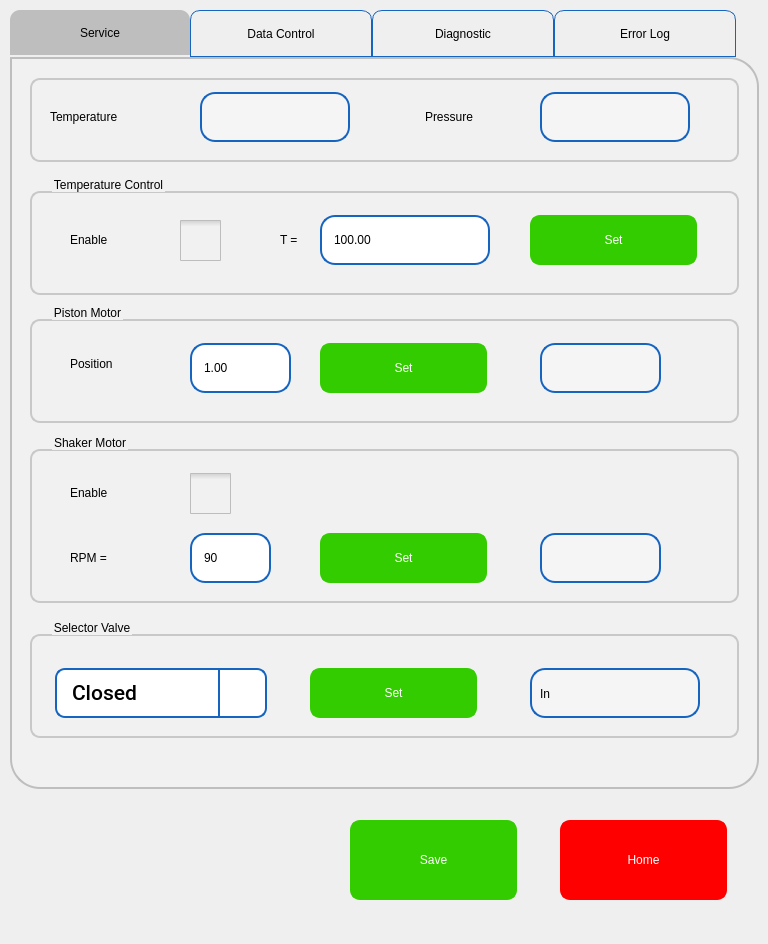
The window that pApp-22-June-2021/sservice.ui (ChandraMVE/PSSC_QT_Development) describes before a commit, drawn with Qt 5.
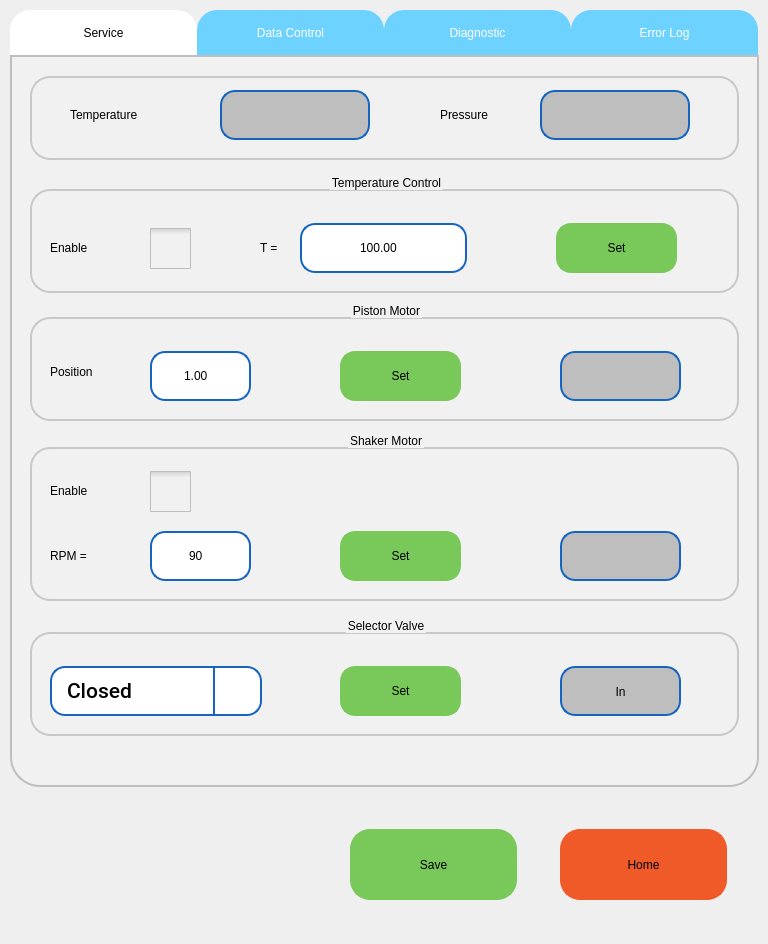
The same window after the commit. The open tabs and pages were chosen to show the change. Icons and pictures are not drawn. Custom widgets are drawn as their Qt base class.

Commit message: QT Version 1.05.130 has below changes 1. UI color is changed

```diff
--- a/pApp-22-June-2021/sservice.ui
+++ b/pApp-22-June-2021/sservice.ui
@@ -17,9 +17,9 @@
    <property name="geometry">
     <rect>
      <x>560</x>
-     <y>820</y>
+     <y>829</y>
      <width>167</width>
-     <height>80</height>
+     <height>71</height>
     </rect>
    </property>
    <property name="focusPolicy">
@@ -27,22 +27,22 @@
    </property>
    <property name="styleSheet">
     <string notr="true">QPushButton{
-background-color: red;
+background-color: rgb(240,90,40);
 border-width: 2px;
-border-color: red;
+border-color: rgb(240,90,40);
 border-style: solid;
-border-radius: 10;
-color: rgb(255, 255, 255);
-font: 75 16pt &quot;Roboto Medium&quot;;
+border-radius: 20;
+color: rgb(0, 0, 0);
+font: 75 18pt &quot;Roboto Medium&quot;;
 }
 QPushButton:disabled { 
-background-color: rgb(255, 174, 171);
+background-color: rgb(190, 190, 190);
 border-width: 2px;
-border-color: rgb(127, 143, 127);
+border-color: rgb(190, 190, 190);
 border-style: solid;
-border-radius: 10;
+border-radius: 20;
 color: rgb(0, 0, 0);
-font: 75 16pt &quot;Roboto Medium&quot;;
+font: 75 18pt &quot;Roboto Medium&quot;;
 }
 QPushButton:pressed {
 background-color: rgb(194, 54, 11);
@@ -58,18 +58,18 @@
 border-width: 2px;
 border-color: rgb(24, 163, 3);
 border-style: solid;
-border-radius: 10;
+border-radius: 20;
 color: rgb(0, 0, 0);
-font: 75 16pt &quot;Roboto Medium&quot;;
+font: 75 18pt &quot;Roboto Medium&quot;;
 }
 QPushButton:default {
 background-color: rgb(241, 241, 241);
 border-width: 2px;
 border-color: rgb(21, 100, 192);
 border-style: solid;
-border-radius: 10;
+border-radius: 20;
 color: rgb(0, 0, 0);
-font: 75 16pt &quot;Roboto Medium&quot;;
+font: 75 18pt &quot;Roboto Medium&quot;;
 }</string>
    </property>
    <property name="text">
@@ -80,9 +80,9 @@
    <property name="geometry">
     <rect>
      <x>350</x>
-     <y>820</y>
+     <y>829</y>
      <width>167</width>
-     <height>80</height>
+     <height>71</height>
     </rect>
    </property>
    <property name="focusPolicy">
@@ -90,22 +90,22 @@
    </property>
    <property name="styleSheet">
     <string notr="true">QPushButton{
-background-color: rgb(51, 204, 0);
+background-color: rgb(120, 200, 90);
 border-width: 2px;
-border-color: rgb(51, 204, 0);
+border-color: rgb(120, 200, 90);
 border-style: solid;
-border-radius: 10;
-color: rgb(255, 255, 255);
-font: 75 16pt &quot;Roboto Medium&quot;;
+border-radius: 20;
+color: rgb(0, 0, 0);
+font: 75 18pt &quot;Roboto Medium&quot;;
 }
 QPushButton:disabled { 
-background-color: rgb(204, 244, 198);
+background-color: rgb(190, 190, 190);
 border-width: 2px;
-border-color: rgb(127, 143, 127);
+border-color: rgb(190, 190, 190);
 border-style: solid;
-border-radius: 10;
+border-radius: 20;
 color: rgb(0, 0, 0);
-font: 75 16pt &quot;Roboto Medium&quot;;
+font: 75 18pt &quot;Roboto Medium&quot;;
 }
 QPushButton:pressed {
 background-color: rgb(24, 163, 3);
@@ -121,18 +121,18 @@
 border-width: 2px;
 border-color: rgb(24, 163, 3);
 border-style: solid;
-border-radius: 10;
+border-radius: 20;
 color: rgb(0, 0, 0);
-font: 75 16pt &quot;Roboto Medium&quot;;
+font: 75 18pt &quot;Roboto Medium&quot;;
 }
 QPushButton:default {
 background-color: rgb(241, 241, 241);
 border-width: 2px;
-border-color: rgb(21, 100, 192);
+border-color: rgb(241, 241, 241);
 border-style: solid;
-border-radius: 10;
+border-radius: 20;
 color: rgb(0, 0, 0);
-font: 75 16pt &quot;Roboto Medium&quot;;
+font: 75 18pt &quot;Roboto Medium&quot;;
 }
 </string>
    </property>
@@ -177,28 +177,29 @@
 
     border: 1px solid #C4C4C3;
     border-bottom-color: #C2C7CB; /* same as the pane color */
-    border-top-left-radius: 10px;
-    border-top-right-radius: 10px;
+    border-top-left-radius: 20px;
+    border-top-right-radius: 20px;
 
     padding: 2px;
     height:41px;
-   width: 176px; /*180*/
+   width: 183px; /*180*/
 
-border-width: 1px;
+border-width: 0px;
 border-color: rgb(21, 100, 192);
 border-style: solid;
 
 font: 75 16pt &quot;Roboto Medium&quot;;
-	color: rgb(0, 0, 0);
-	
-
+/*	color: rgb(0, 0, 0);*/
+	color: rgb(255, 255, 255);
+	background-color: rgb(110, 210, 255);
 }
 
 QTabBar::tab:selected {
-	background-color: rgb(190, 190, 190);
-    border-color: #9B9B9B;
+	background-color: rgb(255, 255, 255);
+    border-color: rgb(255, 255, 255);
     border-bottom-color: #C2C7CB; /* same as pane color */
- border: 0px
+ border: 0px;
+color: rgb(0, 0, 0);
 }
 </string>
    </property>
@@ -224,7 +225,7 @@
     border-bottom-color: #C2C7CB; /* same as the pane color */
     border-bottom-left-radius: 30px;
 border-bottom-right-radius: 30px;
-    border-top-right-radius: 30px;
+    border-top-right-radius: 0px;
 color: rgb(0, 0, 0);
 font: 75 16pt &quot;Roboto Medium&quot;;
 border-color:  rgb(190, 190, 190);
@@ -251,7 +252,7 @@
       <property name="styleSheet">
        <string notr="true">QGroupBox {
     border: 2px solid  rgb(200, 200, 200);
-    border-radius: 10px;
+    border-radius: 20px;
     margin-top: 16px; /* leave space at the top for the title */
     padding : 0px;
 
@@ -259,8 +260,8 @@
 
 QGroupBox::title {
     subcontrol-origin: padding;
-    subcontrol-position: top left ; /* position at the top center */
-    left : 20px;
+    subcontrol-position: top centre ; /* position at the top center */
+    left : 0px;
     top : -15px;
 }</string>
       </property>
@@ -270,8 +271,8 @@
       <widget class="QLabel" name="label_16">
        <property name="geometry">
         <rect>
-         <x>40</x>
-         <y>40</y>
+         <x>20</x>
+         <y>50</y>
          <width>96</width>
          <height>50</height>
         </rect>
@@ -286,9 +287,9 @@
       <widget class="sQLEExtend" name="leTemperature">
        <property name="geometry">
         <rect>
-         <x>290</x>
-         <y>40</y>
-         <width>170</width>
+         <x>270</x>
+         <y>50</y>
+         <width>167</width>
          <height>50</height>
         </rect>
        </property>
@@ -308,7 +309,7 @@
 }
 
 QLineEdit:read-only {
-	background-color: rgb(245,245,245);
+	background-color: rgb(190, 190, 190);
 }
 QLineEdit[error=true] {
 border-color: red;
@@ -325,12 +326,15 @@
        <property name="maxLength">
         <number>15</number>
        </property>
+       <property name="alignment">
+        <set>Qt::AlignCenter</set>
+       </property>
       </widget>
       <widget class="QCheckBox" name="cbTEnable">
        <property name="geometry">
         <rect>
-         <x>150</x>
-         <y>40</y>
+         <x>120</x>
+         <y>50</y>
          <width>41</width>
          <height>50</height>
         </rect>
@@ -390,9 +394,9 @@
       <widget class="QPushButton" name="pbTSet">
        <property name="geometry">
         <rect>
-         <x>500</x>
-         <y>40</y>
-         <width>167</width>
+         <x>526</x>
+         <y>50</y>
+         <width>121</width>
          <height>50</height>
         </rect>
        </property>
@@ -401,22 +405,22 @@
        </property>
        <property name="styleSheet">
         <string notr="true">QPushButton{
-background-color: rgb(51, 204, 0);
+background-color: rgb(120, 200, 90);
 border-width: 2px;
-border-color: rgb(51, 204, 0);
+border-color: rgb(120, 200, 90);
 border-style: solid;
-border-radius: 10;
-color: rgb(255, 255, 255);
-font: 75 16pt &quot;Roboto Medium&quot;;
+border-radius: 15;
+color: rgb(0, 0, 0);
+font: 75 18pt &quot;Roboto Medium&quot;;
 }
 QPushButton:disabled { 
-background-color: rgb(204, 244, 198);
+background-color: rgb(190, 190, 190);
 border-width: 2px;
-border-color: rgb(127, 143, 127);
+border-color: rgb(190, 190, 190);
 border-style: solid;
-border-radius: 10;
+border-radius: 15;
 color: rgb(0, 0, 0);
-font: 75 16pt &quot;Roboto Medium&quot;;
+font: 75 18pt &quot;Roboto Medium&quot;;
 }
 QPushButton:pressed {
 background-color: rgb(24, 163, 3);
@@ -432,18 +436,18 @@
 border-width: 2px;
 border-color: rgb(24, 163, 3);
 border-style: solid;
-border-radius: 10;
+border-radius: 15;
 color: rgb(0, 0, 0);
-font: 75 16pt &quot;Roboto Medium&quot;;
+font: 75 18pt &quot;Roboto Medium&quot;;
 }
 QPushButton:default {
 background-color: rgb(241, 241, 241);
 border-width: 2px;
-border-color: rgb(21, 100, 192);
+border-color: rgb(241, 241, 241);
 border-style: solid;
-border-radius: 10;
+border-radius: 15;
 color: rgb(0, 0, 0);
-font: 75 16pt &quot;Roboto Medium&quot;;
+font: 75 18pt &quot;Roboto Medium&quot;;
 }
 </string>
        </property>
@@ -454,8 +458,8 @@
       <widget class="QLabel" name="label_6">
        <property name="geometry">
         <rect>
-         <x>250</x>
-         <y>40</y>
+         <x>230</x>
+         <y>50</y>
          <width>36</width>
          <height>50</height>
         </rect>
@@ -480,7 +484,7 @@
       <property name="styleSheet">
        <string notr="true">QGroupBox {
     border: 2px solid  rgb(200, 200, 200);
-    border-radius: 10px;
+    border-radius: 20px;
     margin-top: 16px; /* leave space at the top for the title */
     padding : 0px;
 
@@ -488,8 +492,8 @@
 
 QGroupBox::title {
     subcontrol-origin: padding;
-    subcontrol-position: top left ; /* position at the top center */
-    left : 20px;
+    subcontrol-position: top centre ;  /* position at the top center */
+    left : 0px;
     top : -15px;
 }</string>
       </property>
@@ -499,9 +503,9 @@
       <widget class="sQLEExtend" name="leRPM">
        <property name="geometry">
         <rect>
-         <x>160</x>
+         <x>120</x>
          <y>100</y>
-         <width>81</width>
+         <width>101</width>
          <height>50</height>
         </rect>
        </property>
@@ -538,13 +542,16 @@
        <property name="maxLength">
         <number>15</number>
        </property>
+       <property name="alignment">
+        <set>Qt::AlignCenter</set>
+       </property>
       </widget>
       <widget class="QPushButton" name="pbRPMSet">
        <property name="geometry">
         <rect>
-         <x>290</x>
+         <x>310</x>
          <y>100</y>
-         <width>167</width>
+         <width>121</width>
          <height>50</height>
         </rect>
        </property>
@@ -553,22 +560,22 @@
        </property>
        <property name="styleSheet">
         <string notr="true">QPushButton{
-background-color: rgb(51, 204, 0);
+background-color: rgb(120, 200, 90);
 border-width: 2px;
-border-color: rgb(51, 204, 0);
+border-color: rgb(120, 200, 90);
 border-style: solid;
-border-radius: 10;
-color: rgb(255, 255, 255);
-font: 75 16pt &quot;Roboto Medium&quot;;
+border-radius: 15;
+color: rgb(0, 0, 0);
+font: 75 18pt &quot;Roboto Medium&quot;;
 }
 QPushButton:disabled { 
-background-color: rgb(204, 244, 198);
+background-color: rgb(190, 190, 190);
 border-width: 2px;
-border-color: rgb(127, 143, 127);
+border-color: rgb(190, 190, 190);
 border-style: solid;
-border-radius: 10;
+border-radius: 15;
 color: rgb(0, 0, 0);
-font: 75 16pt &quot;Roboto Medium&quot;;
+font: 75 18pt &quot;Roboto Medium&quot;;
 }
 QPushButton:pressed {
 background-color: rgb(24, 163, 3);
@@ -584,18 +591,18 @@
 border-width: 2px;
 border-color: rgb(24, 163, 3);
 border-style: solid;
-border-radius: 10;
+border-radius: 15;
 color: rgb(0, 0, 0);
-font: 75 16pt &quot;Roboto Medium&quot;;
+font: 75 18pt &quot;Roboto Medium&quot;;
 }
 QPushButton:default {
 background-color: rgb(241, 241, 241);
 border-width: 2px;
-border-color: rgb(21, 100, 192);
+border-color: rgb(241, 241, 241);
 border-style: solid;
-border-radius: 10;
+border-radius: 15;
 color: rgb(0, 0, 0);
-font: 75 16pt &quot;Roboto Medium&quot;;
+font: 75 18pt &quot;Roboto Medium&quot;;
 }
 </string>
        </property>
@@ -606,7 +613,7 @@
       <widget class="QLabel" name="label_7">
        <property name="geometry">
         <rect>
-         <x>40</x>
+         <x>20</x>
          <y>100</y>
          <width>71</width>
          <height>50</height>
@@ -622,7 +629,7 @@
       <widget class="QLabel" name="lblRPM">
        <property name="geometry">
         <rect>
-         <x>510</x>
+         <x>530</x>
          <y>100</y>
          <width>121</width>
          <height>50</height>
@@ -631,7 +638,7 @@
        <property name="styleSheet">
         <string notr="true">
    padding: 2px 5px 1px 10px;
-   background-color: rgb(245,245,245);
+   background-color: rgb(190, 190, 190);
    border-width: 2px;
    border-color: rgb(21, 100, 192);
    border-style: solid;
@@ -644,11 +651,14 @@
        <property name="text">
         <string/>
        </property>
+       <property name="alignment">
+        <set>Qt::AlignCenter</set>
+       </property>
       </widget>
       <widget class="QLabel" name="label_17">
        <property name="geometry">
         <rect>
-         <x>40</x>
+         <x>20</x>
          <y>35</y>
          <width>96</width>
          <height>50</height>
@@ -664,7 +674,7 @@
       <widget class="QCheckBox" name="cbSMEnable">
        <property name="geometry">
         <rect>
-         <x>160</x>
+         <x>120</x>
          <y>35</y>
          <width>41</width>
          <height>50</height>
@@ -735,7 +745,7 @@
       <property name="styleSheet">
        <string notr="true">QGroupBox {
     border: 2px solid  rgb(200, 200, 200);
-    border-radius: 10px;
+    border-radius: 20px;
     margin-top: 16px; /* leave space at the top for the title */
     padding : 0px;
 
@@ -743,8 +753,8 @@
 
 QGroupBox::title {
     subcontrol-origin: padding;
-    subcontrol-position: top left ; /* position at the top center */
-    left : 20px;
+    subcontrol-position: top centre ; /* position at the top center */
+    left : 0px;
     top : -15px;
 }</string>
       </property>
@@ -754,7 +764,7 @@
       <widget class="QComboBox" name="cbSelectorValve">
        <property name="geometry">
         <rect>
-         <x>25</x>
+         <x>20</x>
          <y>50</y>
          <width>212</width>
          <height>50</height>
@@ -775,7 +785,7 @@
        <property name="styleSheet">
         <string notr="true">QComboBox {
    border: 2px solid  rgb(21, 100, 192);
-   border-radius: 10px;
+   border-radius: 15px;
    padding: 1px 18px 1px 3px;
    background-color: rgb(255, 255, 255);
    color: rgb(0, 0, 0);
@@ -891,15 +901,15 @@
       <widget class="QLabel" name="lblSelectorValve">
        <property name="geometry">
         <rect>
-         <x>500</x>
+         <x>530</x>
          <y>50</y>
-         <width>170</width>
+         <width>121</width>
          <height>50</height>
         </rect>
        </property>
        <property name="styleSheet">
         <string notr="true">   padding: 2px 5px 1px 5px;
-   background-color: rgb(245,245,245);
+   background-color: rgb(190, 190, 190);
    border-width: 2px;
    border-color: rgb(21, 100, 192);
    border-style: solid;
@@ -912,13 +922,16 @@
        <property name="text">
         <string>In</string>
        </property>
+       <property name="alignment">
+        <set>Qt::AlignCenter</set>
+       </property>
       </widget>
       <widget class="QPushButton" name="pbSVSet">
        <property name="geometry">
         <rect>
-         <x>280</x>
+         <x>310</x>
          <y>50</y>
-         <width>167</width>
+         <width>121</width>
          <height>50</height>
         </rect>
        </property>
@@ -927,22 +940,22 @@
        </property>
        <property name="styleSheet">
         <string notr="true">QPushButton{
-background-color: rgb(51, 204, 0);
+background-color: rgb(120, 200, 90);
 border-width: 2px;
-border-color: rgb(51, 204, 0);
+border-color: rgb(120, 200, 90);
 border-style: solid;
-border-radius: 10;
-color: rgb(255, 255, 255);
-font: 75 16pt &quot;Roboto Medium&quot;;
+border-radius: 15;
+color: rgb(0, 0, 0);
+font: 75 18pt &quot;Roboto Medium&quot;;
 }
 QPushButton:disabled { 
-background-color: rgb(204, 244, 198);
+background-color: rgb(190, 190, 190);
 border-width: 2px;
-border-color: rgb(127, 143, 127);
+border-color: rgb(190, 190, 190);
 border-style: solid;
-border-radius: 10;
+border-radius: 15;
 color: rgb(0, 0, 0);
-font: 75 16pt &quot;Roboto Medium&quot;;
+font: 75 18pt &quot;Roboto Medium&quot;;
 }
 QPushButton:pressed {
 background-color: rgb(24, 163, 3);
@@ -958,18 +971,18 @@
 border-width: 2px;
 border-color: rgb(24, 163, 3);
 border-style: solid;
-border-radius: 10;
+border-radius: 15;
 color: rgb(0, 0, 0);
-font: 75 16pt &quot;Roboto Medium&quot;;
+font: 75 18pt &quot;Roboto Medium&quot;;
 }
 QPushButton:default {
 background-color: rgb(241, 241, 241);
 border-width: 2px;
-border-color: rgb(21, 100, 192);
+border-color: rgb(241, 241, 241);
 border-style: solid;
-border-radius: 10;
+border-radius: 15;
 color: rgb(0, 0, 0);
-font: 75 16pt &quot;Roboto Medium&quot;;
+font: 75 18pt &quot;Roboto Medium&quot;;
 }
 </string>
        </property>
@@ -990,7 +1003,7 @@
       <property name="styleSheet">
        <string notr="true">QGroupBox {
     border: 2px solid  rgb(200, 200, 200);
-    border-radius: 10px;
+    border-radius: 20px;
     margin-top: 16px; /* leave space at the top for the title */
     padding : 0px;
 
@@ -1009,7 +1022,7 @@
       <widget class="QLabel" name="label_9">
        <property name="geometry">
         <rect>
-         <x>20</x>
+         <x>40</x>
          <y>30</y>
          <width>141</width>
          <height>50</height>
@@ -1025,7 +1038,7 @@
       <widget class="QLabel" name="lblTemperature">
        <property name="geometry">
         <rect>
-         <x>170</x>
+         <x>190</x>
          <y>30</y>
          <width>150</width>
          <height>50</height>
@@ -1033,7 +1046,7 @@
        </property>
        <property name="styleSheet">
         <string notr="true">   padding: 2px 5px 1px 5px;
-   background-color: rgb(245,245,245);
+   background-color: rgb(190, 190, 190);
    border-width: 2px;
    border-color: rgb(21, 100, 192);
    border-style: solid;
@@ -1046,13 +1059,16 @@
        <property name="text">
         <string/>
        </property>
+       <property name="alignment">
+        <set>Qt::AlignCenter</set>
+       </property>
       </widget>
       <widget class="QLabel" name="label_22">
        <property name="geometry">
         <rect>
-         <x>395</x>
+         <x>410</x>
          <y>30</y>
-         <width>111</width>
+         <width>101</width>
          <height>50</height>
         </rect>
        </property>
@@ -1074,7 +1090,7 @@
        </property>
        <property name="styleSheet">
         <string notr="true">   padding: 2px 5px 1px 5px;
-   background-color: rgb(245,245,245);
+   background-color: rgb(190, 190, 190);
    border-width: 2px;
    border-color: rgb(21, 100, 192);
    border-style: solid;
@@ -1087,6 +1103,9 @@
        <property name="text">
         <string/>
        </property>
+       <property name="alignment">
+        <set>Qt::AlignCenter</set>
+       </property>
       </widget>
      </widget>
      <widget class="QGroupBox" name="groupBox_5">
@@ -1101,7 +1120,7 @@
       <property name="styleSheet">
        <string notr="true">QGroupBox {
     border: 2px solid  rgb(200, 200, 200);
-    border-radius: 10px;
+    border-radius: 20px;
     margin-top: 16px; /* leave space at the top for the title */
     padding : 0px;
 
@@ -1109,8 +1128,8 @@
 
 QGroupBox::title {
     subcontrol-origin: padding;
-    subcontrol-position: top left ; /* position at the top center */
-    left : 20px;
+    subcontrol-position: top centre ;  /* position at the top center */
+    left : 0px;
     top : -15px;
 }</string>
       </property>
@@ -1120,8 +1139,8 @@
       <widget class="sQLEExtend" name="lePistonPosition">
        <property name="geometry">
         <rect>
-         <x>160</x>
-         <y>40</y>
+         <x>120</x>
+         <y>50</y>
          <width>101</width>
          <height>50</height>
         </rect>
@@ -1159,13 +1178,16 @@
        <property name="maxLength">
         <number>15</number>
        </property>
+       <property name="alignment">
+        <set>Qt::AlignCenter</set>
+       </property>
       </widget>
       <widget class="QLabel" name="label_29">
        <property name="geometry">
         <rect>
-         <x>40</x>
-         <y>40</y>
-         <width>111</width>
+         <x>20</x>
+         <y>50</y>
+         <width>91</width>
          <height>41</height>
         </rect>
        </property>
@@ -1179,15 +1201,15 @@
       <widget class="QLabel" name="lblPistonPosition">
        <property name="geometry">
         <rect>
-         <x>510</x>
-         <y>40</y>
+         <x>530</x>
+         <y>50</y>
          <width>121</width>
          <height>50</height>
         </rect>
        </property>
        <property name="styleSheet">
         <string notr="true">   padding: 2px 5px 1px 5px;
-   background-color: rgb(245,245,245);
+   background-color: rgb(190, 190, 190);
    border-width: 2px;
    border-color: rgb(21, 100, 192);
    border-style: solid;
@@ -1200,13 +1222,16 @@
        <property name="text">
         <string/>
        </property>
+       <property name="alignment">
+        <set>Qt::AlignCenter</set>
+       </property>
       </widget>
       <widget class="QPushButton" name="pbPPSet">
        <property name="geometry">
         <rect>
-         <x>290</x>
-         <y>40</y>
-         <width>167</width>
+         <x>310</x>
+         <y>50</y>
+         <width>121</width>
          <height>50</height>
         </rect>
        </property>
@@ -1215,22 +1240,22 @@
        </property>
        <property name="styleSheet">
         <string notr="true">QPushButton{
-background-color: rgb(51, 204, 0);
+background-color: rgb(120, 200, 90);
 border-width: 2px;
-border-color: rgb(51, 204, 0);
+border-color: rgb(120, 200, 90);
 border-style: solid;
-border-radius: 10;
-color: rgb(255, 255, 255);
-font: 75 16pt &quot;Roboto Medium&quot;;
+border-radius: 15;
+color: rgb(0, 0, 0);
+font: 75 18pt &quot;Roboto Medium&quot;;
 }
 QPushButton:disabled { 
-background-color: rgb(204, 244, 198);
+background-color: rgb(190, 190, 190);
 border-width: 2px;
-border-color: rgb(127, 143, 127);
+border-color: rgb(190, 190, 190);
 border-style: solid;
-border-radius: 10;
+border-radius: 15;
 color: rgb(0, 0, 0);
-font: 75 16pt &quot;Roboto Medium&quot;;
+font: 75 18pt &quot;Roboto Medium&quot;;
 }
 QPushButton:pressed {
 background-color: rgb(24, 163, 3);
@@ -1246,18 +1271,18 @@
 border-width: 2px;
 border-color: rgb(24, 163, 3);
 border-style: solid;
-border-radius: 10;
+border-radius: 15;
 color: rgb(0, 0, 0);
-font: 75 16pt &quot;Roboto Medium&quot;;
+font: 75 18pt &quot;Roboto Medium&quot;;
 }
 QPushButton:default {
 background-color: rgb(241, 241, 241);
 border-width: 2px;
-border-color: rgb(21, 100, 192);
+border-color: rgb(241, 241, 241);
 border-style: solid;
-border-radius: 10;
+border-radius: 15;
 color: rgb(0, 0, 0);
-font: 75 16pt &quot;Roboto Medium&quot;;
+font: 75 18pt &quot;Roboto Medium&quot;;
 }
 </string>
        </property>
```
Left out of the diff: 322 changed lines with no effect on the pictures. The commit also changes 19 other files.
